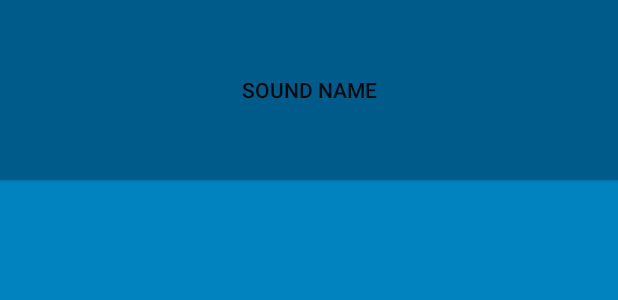
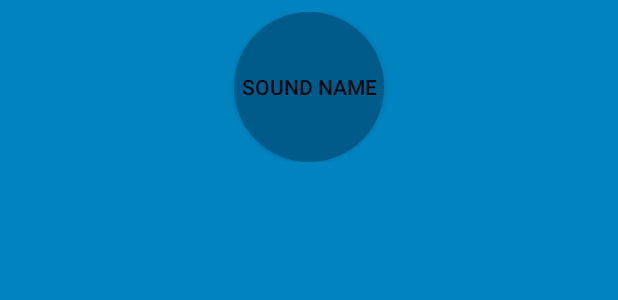
Before and after one commit to denesdavid/TheBigNerdRanchGuide-4thEdition-BeatBox, an Android app: the layout list_item_sound.xml on its own in the app's theme, with its tools: preview values and no code run, on a phone screen of 412 x 824 dp. Shown: the top 300 px of the screen. Run offline under Robolectric (Android 15) with nearby library versions, the phone set to English and light mode, and no system bars.

Commit message:
Chapter 22 - XML Drawables finished until the 'For the More Curious: Mipmap Images' section.

```diff
--- /dev/null
+++ b/app/src/main/res/drawable/button_beat_box.xml
@@ -0,0 +1,6 @@
+<?xml version="1.0" encoding="utf-8"?>
+<selector xmlns:android="http://schemas.android.com/apk/res/android">
+    <item android:drawable="@drawable/button_beat_box_pressed"
+        android:state_pressed="true"/>
+    <item android:drawable="@drawable/button_beat_box_normal" />
+</selector>
--- /dev/null
+++ b/app/src/main/res/drawable/button_beat_box_normal.xml
@@ -0,0 +1,5 @@
+<?xml version="1.0" encoding="utf-8"?>
+<shape xmlns:android="http://schemas.android.com/apk/res/android"
+    android:shape="oval">
+    <solid android:color="@color/dark_blue"/>
+</shape>
--- /dev/null
+++ b/app/src/main/res/drawable/button_beat_box_pressed.xml
@@ -0,0 +1,14 @@
+<?xml version="1.0" encoding="utf-8"?>
+<layer-list xmlns:android="http://schemas.android.com/apk/res/android">
+    <item>
+        <shape android:shape="oval">
+            <solid android:color="@color/red"/>
+        </shape>
+    </item>
+    <item>
+        <shape android:shape="oval">
+            <stroke android:width="4dp"
+                android:color="@color/dark_red"/>
+        </shape>
+    </item>
+</layer-list>
--- a/app/src/main/res/layout/list_item_sound.xml
+++ b/app/src/main/res/layout/list_item_sound.xml
@@ -6,13 +6,16 @@
             name="viewModel"
             type="com.bignerdranch.android.beatbox.SoundViewModel"/>
     </data>
-    <Button
-
-
-
+    <FrameLayout
         android:layout_width="match_parent"
-        android:layout_height="120dp"
-        android:onClick="@{() -> viewModel.onButtonClicked()}"
-        android:text="@{viewModel.title}"
-        tools:text="Sound name"/>
+        android:layout_height="wrap_content"
+        android:layout_margin="8dp">
+        <Button
+            android:layout_width="100dp"
+            android:layout_height="100dp"
+            android:layout_gravity="center"
+            android:onClick="@{() -> viewModel.onButtonClicked()}"
+            android:text="@{viewModel.title}"
+            tools:text="Sound name"/>
+    </FrameLayout>
 </layout>
--- a/app/src/main/res/values/themes.xml
+++ b/app/src/main/res/values/themes.xml
@@ -20,7 +20,7 @@
     </style>
 
     <style name="BeatBoxButton" parent="Base.Widget.AppCompat.Button">
-        <item name="android:background">@color/dark_blue</item>
+        <item name="android:background">@drawable/button_beat_box</item>
         <item name="android:backgroundTint">@null</item>
 
     </style>
```
